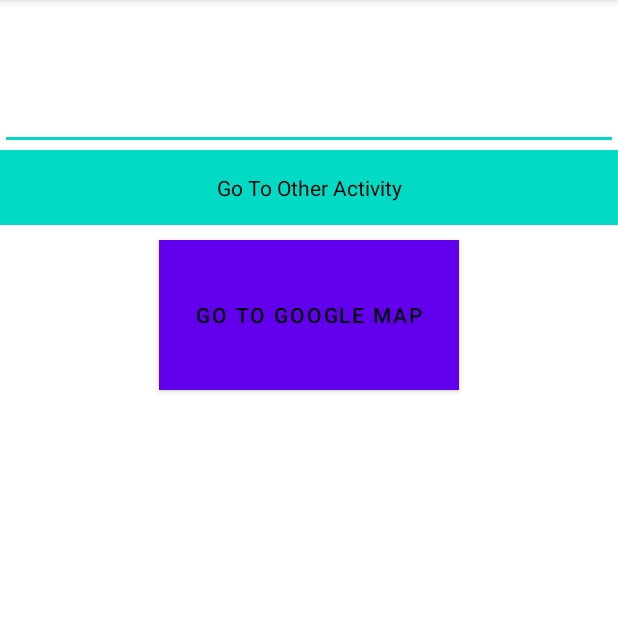
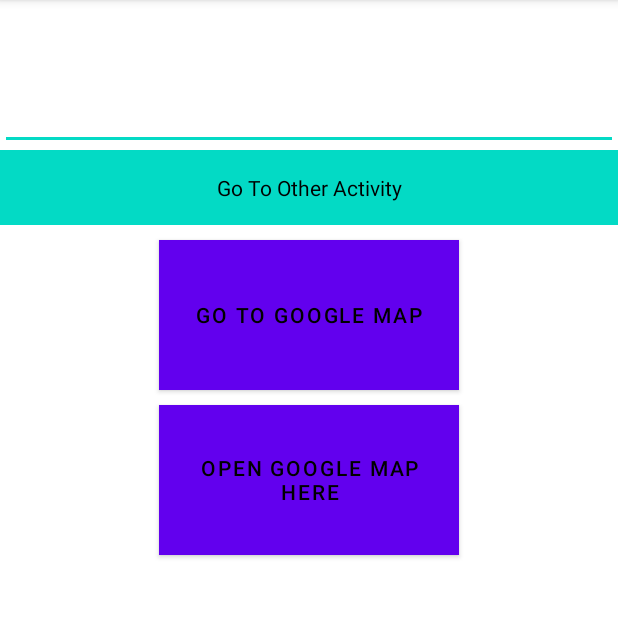
Before and after one commit to anowar1112/AndroidFindLocationAndSearch, an Android app: the screen it shows after launch (MainActivity), on a phone screen of 412 x 824 dp, the part 84-702 px from its top. Run offline under Robolectric (Android 15) with nearby library versions, the phone set to English and light mode, and no system bars.

Commit message:
One activity to other activity
Signed-off-by: Anowar Hossain <anowar1112@gmail.com>

```diff
--- a/app/src/main/java/com/first/mytestingfirstapps/MainActivity.kt
+++ b/app/src/main/java/com/first/mytestingfirstapps/MainActivity.kt
@@ -18,13 +18,19 @@ class MainActivity : AppCompatActivity() {
         text = findViewById<View>(R.id.eidText) as EditText
         val textView = findViewById<View>(R.id.text) as TextView
         textView.setOnClickListener {
-            val intent = Intent(this, MapsActivityCurrentPlace::class.java)
+            val intent = Intent(this, SecondActivity::class.java)
             intent.putExtra("FirstActivityKey", text?.text.toString())
-
-            // startActivity(intent)
             startActivityForResult(intent,SECOND_ACTIVITY_REQUEST_CODE)
         }
+
+        val openMapButton = findViewById<Button>(R.id.openMapButton)
+
+        openMapButton.setOnClickListener {
+            val intent = Intent(this, MapsActivityCurrentPlace::class.java)
+             startActivity(intent)
+        }
         val button = findViewById<Button>(R.id.mapButton)
+
         button.setOnClickListener {
             val uri = "http://maps.google.com/maps?saddr=dhaka&daddr=rajshahi"
             val intent = Intent(Intent.ACTION_VIEW, Uri.parse(uri))
--- a/app/src/main/res/layout/activity_main.xml
+++ b/app/src/main/res/layout/activity_main.xml
@@ -41,5 +41,17 @@
             app:layout_constraintStart_toStartOf="parent"
             app:layout_constraintEnd_toEndOf="parent"
     />
+    <Button
+            android:id="@+id/openMapButton"
+            android:layout_width="200dp"
+            android:layout_height="100dp"
+            android:text="@string/open_google_map_here"
+            android:textColor="@color/black"
+            android:background="@color/cardview_light_background"
+            android:layout_marginTop="10dp"
+            app:layout_constraintTop_toBottomOf="@+id/mapButton"
+            app:layout_constraintStart_toStartOf="parent"
+            app:layout_constraintEnd_toEndOf="parent"
+    />
 
 </androidx.constraintlayout.widget.ConstraintLayout>
--- a/app/src/main/res/values/strings.xml
+++ b/app/src/main/res/values/strings.xml
@@ -11,4 +11,5 @@
     <string name="pick_place">Choose a place</string>
     <string name="google_maps_key">Dhaka</string>
     <string name="go_to_google_map">Go To Google Map</string>
+    <string name="open_google_map_here">Open Google Map Here</string>
 </resources>
```
